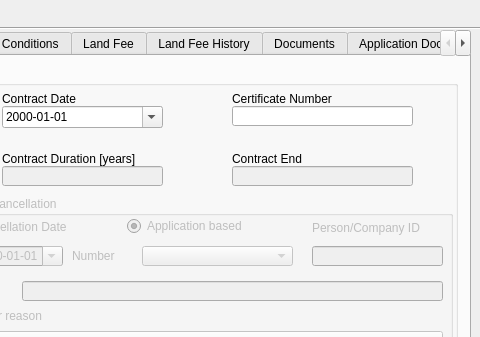
Before: the Qt Designer form view/ContractDialog.ui in ankhbold/lm2, drawn with Qt 5; both pictures show x 320 to 800 and y 0 to 337 of the 800 by 470 pixel window.
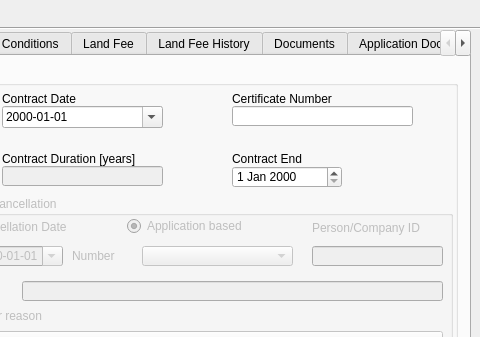
After: the same form once the commit is applied. The open tabs and pages were chosen to show the change. Icons and pictures are not drawn.

Commit message: help and contract end date change

```diff
--- a/view/ContractDialog.ui
+++ b/view/ContractDialog.ui
@@ -727,19 +727,6 @@
        </rect>
       </property>
      </widget>
-     <widget class="QLineEdit" name="contract_end_edit">
-      <property name="enabled">
-       <bool>false</bool>
-      </property>
-      <property name="geometry">
-       <rect>
-        <x>530</x>
-        <y>100</y>
-        <width>181</width>
-        <height>20</height>
-       </rect>
-      </property>
-     </widget>
      <widget class="QGroupBox" name="status_groupbox">
       <property name="geometry">
        <rect>
@@ -1039,6 +1026,16 @@
        <string/>
       </property>
      </widget>
+     <widget class="QDateEdit" name="contract_end_date">
+      <property name="geometry">
+       <rect>
+        <x>530</x>
+        <y>100</y>
+        <width>110</width>
+        <height>22</height>
+       </rect>
+      </property>
+     </widget>
     </widget>
    </widget>
    <widget class="QWidget" name="contract_conditions_tab">
```
Left out of the diff: 3 changed lines with no effect on the pictures. The commit also changes 7 other files.
